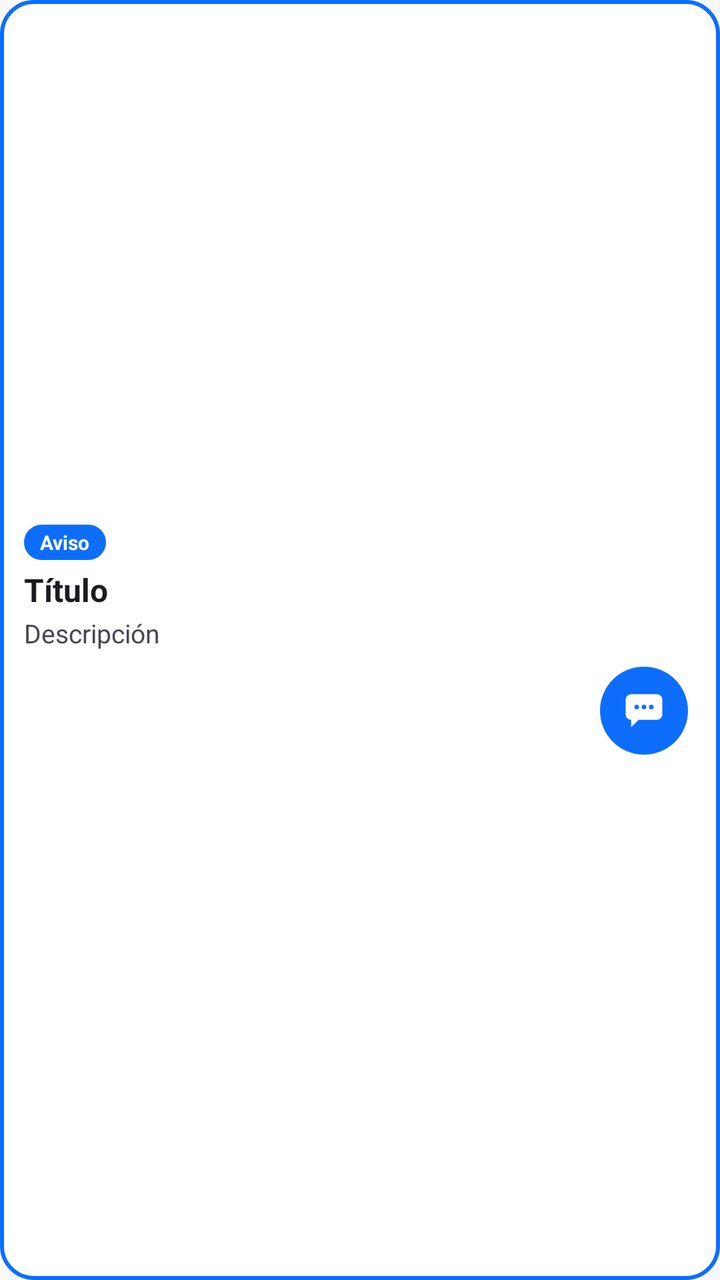
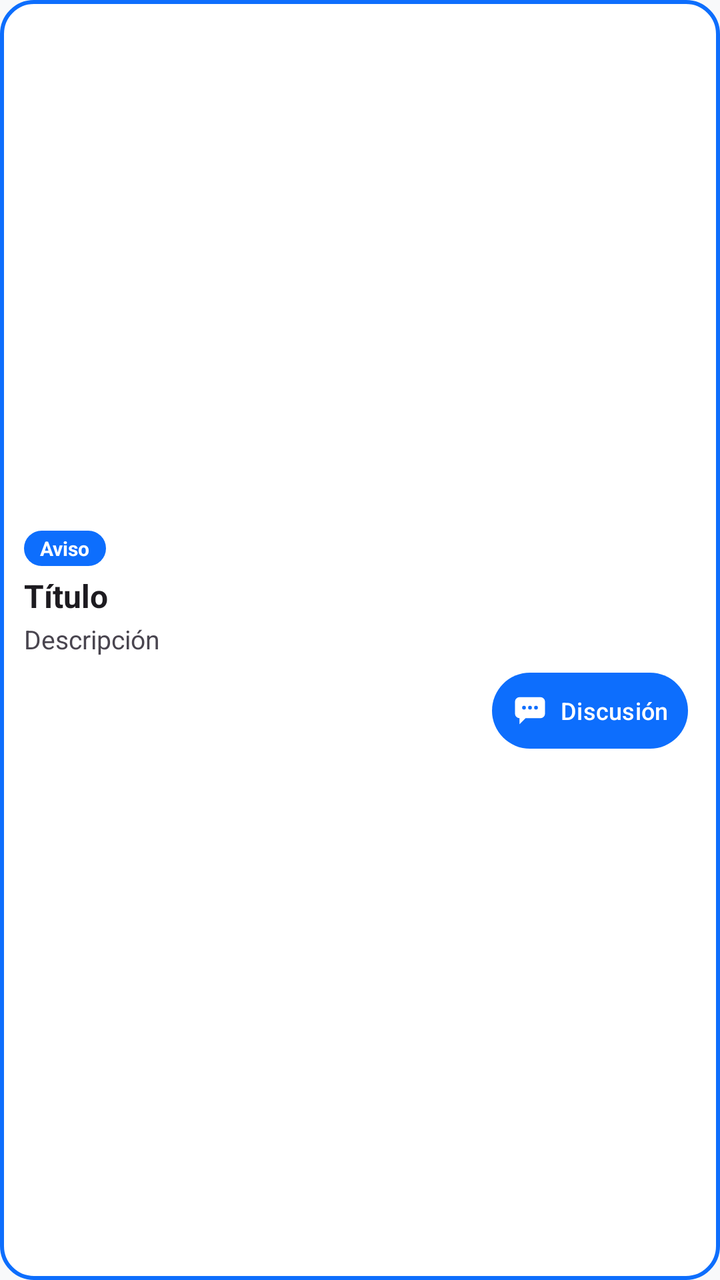

Two renders of the same Android screen: before a commit and after it. Below are the layout's source before the change and the commit's diff.
<!-- AndroidManifest.xml: application theme Theme.MyApplication -->
<!-- res/layout/item_blog_entry.xml -->
<?xml version="1.0" encoding="utf-8"?>
<LinearLayout xmlns:android="http://schemas.android.com/apk/res/android"
    xmlns:app="http://schemas.android.com/apk/res-auto"
    android:layout_width="match_parent"
    android:layout_height="wrap_content"
    android:orientation="horizontal"
    android:gravity="center_vertical"
    android:padding="12dp"
    android:layout_marginBottom="10dp"
    android:layout_marginHorizontal="2dp"
    android:background="@drawable/bg_list_item">

    <ImageView
        android:id="@+id/ivDragHandle"
        android:layout_width="32dp"
        android:layout_height="32dp"
        android:src="@drawable/ic_drag_handle"
        android:visibility="gone"
        android:layout_marginEnd="8dp"/>

    <LinearLayout
        android:layout_width="0dp"
        android:layout_height="wrap_content"
        android:layout_weight="1"
        android:orientation="vertical">

        <TextView
            android:id="@+id/tvCategory"
            android:layout_width="wrap_content"
            android:layout_height="wrap_content"
            android:background="@drawable/bg_badge_primary"
            android:paddingHorizontal="8dp"
            android:paddingVertical="2dp"
            android:text="Aviso"
            android:textColor="@color/white"
            android:textSize="10sp"
            android:textStyle="bold" />

        <TextView
            android:id="@+id/tvTitle"
            android:layout_width="wrap_content"
            android:layout_height="wrap_content"
            android:layout_marginTop="4dp"
            android:text="Título"
            android:textColor="?android:attr/textColorPrimary"
            android:textSize="16sp"
            android:textStyle="bold" />

        <TextView
            android:id="@+id/tvContent"
            android:layout_width="match_parent"
            android:layout_height="wrap_content"
            android:layout_marginTop="2dp"
            android:text="Descripción"
            android:textColor="?android:attr/textColorSecondary"
            android:textSize="13sp" />

        <TextView
            android:id="@+id/btnReadMore"
            android:layout_width="wrap_content"
            android:layout_height="wrap_content"
            android:layout_marginTop="4dp"
            android:text="Ver más"
            android:textColor="?attr/colorPrimary"
            android:textSize="13sp"
            android:textStyle="bold"
            android:visibility="gone"/>

        <LinearLayout
            android:layout_width="match_parent"
            android:layout_height="wrap_content"
            android:layout_marginTop="8dp"
            android:orientation="horizontal"
            android:gravity="center_vertical">

            <View
                android:layout_width="0dp"
                android:layout_height="0dp"
                android:layout_weight="1"/>

            <LinearLayout
                android:layout_width="wrap_content"
                android:layout_height="wrap_content"
                android:orientation="horizontal"
                android:gravity="center_vertical">

                <com.google.android.material.button.MaterialButton
                    android:id="@+id/btnDiscussion"
                    style="@style/Widget.Material3.Button.TonalButton"
                    android:layout_width="44dp"
                    android:layout_height="44dp"
                    android:minWidth="0dp"
                    android:minHeight="0dp"
                    android:padding="0dp"
                    android:insetTop="0dp"
                    android:insetBottom="0dp"
                    android:insetLeft="0dp"
                    android:insetRight="0dp"
                    app:cornerRadius="22dp"
                    app:icon="@drawable/ic_chat"
                    app:iconGravity="textStart"
                    app:iconPadding="0dp"
                    app:iconSize="22dp"
                    app:iconTint="@color/white"
                    app:backgroundTint="?attr/colorPrimary"
                    android:layout_marginStart="4dp"
                    android:layout_marginEnd="4dp"
                    android:contentDescription="Discusión"/>

                <LinearLayout
                    android:id="@+id/layoutAdminActions"
                    android:layout_width="wrap_content"
                    android:layout_height="wrap_content"
                    android:orientation="horizontal"
                    android:gravity="center_vertical"
                    android:visibility="gone">

                    <com.google.android.material.button.MaterialButton
                        android:id="@+id/btnEdit"
                        style="@style/Widget.Material3.Button.TonalButton"
                        android:layout_width="44dp"
                        android:layout_height="44dp"
                        android:minWidth="0dp"
                        android:minHeight="0dp"
                        android:padding="0dp"
                        android:insetTop="0dp"
                        android:insetBottom="0dp"
                        android:insetLeft="0dp"
                        android:insetRight="0dp"
                        app:cornerRadius="22dp"
                        app:icon="@drawable/ic_edit"
                        app:iconGravity="textStart"
                        app:iconPadding="0dp"
                        app:iconSize="22dp"
                        app:iconTint="@color/white"
                        app:backgroundTint="@color/bs_success"
                        android:layout_marginStart="4dp"
                        android:layout_marginEnd="4dp"
                        android:contentDescription="Editar entrada"/>

                    <com.google.android.material.button.MaterialButton
                        android:id="@+id/btnDelete"
                        style="@style/Widget.Material3.Button.TonalButton"
                        android:layout_width="44dp"
                        android:layout_height="44dp"
                        android:minWidth="0dp"
                        android:minHeight="0dp"
                        android:padding="0dp"
                        android:insetTop="0dp"
                        android:insetBottom="0dp"
                        android:insetLeft="0dp"
                        android:insetRight="0dp"
                        app:cornerRadius="22dp"
                        app:icon="@drawable/ic_delete"
                        app:iconGravity="textStart"
                        app:iconPadding="0dp"
                        app:iconSize="22dp"
                        app:iconTint="@color/white"
                        app:backgroundTint="@color/bs_danger"
                        android:layout_marginStart="4dp"
                        android:layout_marginEnd="4dp"
                        android:contentDescription="Eliminar entrada"/>
                </LinearLayout>
            </LinearLayout>
        </LinearLayout>

    </LinearLayout>
</LinearLayout>
<!-- resources referenced by this layout -->
<resources>
  <color name="bs_danger">#dc3545</color>
  <color name="bs_success">#198754</color>
  <color name="white">#FFFFFFFF</color>
  <!-- drawable bg_badge_primary (drawable) -->
  <?xml version="1.0" encoding="utf-8"?>
  <shape xmlns:android="http://schemas.android.com/apk/res/android">
      <solid android:color="?attr/colorPrimary" />
      <corners android:radius="10dp" />
  </shape>
  <!-- drawable bg_list_item (drawable) -->
  <?xml version="1.0" encoding="utf-8"?>
  <shape xmlns:android="http://schemas.android.com/apk/res/android">
      <solid android:color="?attr/colorSurface" />
      <stroke
          android:width="2dp"
          android:color="?attr/colorPrimary" />
      <corners android:radius="16dp" />
  </shape>
  <!-- drawable ic_delete (drawable) -->
  <vector xmlns:android="http://schemas.android.com/apk/res/android"
      android:width="24dp"
      android:height="24dp"
      android:viewportWidth="24"
      android:viewportHeight="24"
      android:tint="?attr/colorControlNormal">
  
      
      <path
          android:fillColor="@android:color/white"
          android:pathData="M9,3h6l1,1v1H8V4z" />
  
      
      <path
          android:fillColor="@android:color/white"
          android:pathData="M4,6h16v2H4z" />
  
      
      <path
          android:fillColor="@android:color/white"
          android:pathData="M6,9h12v10a2,2 0,0 1,-2 2H8a2,2 0,0 1,-2 -2z
                            M9,11v7h1.5v-7z
                            M13.5,11v7H15v-7z" />
  </vector>
  <!-- drawable ic_edit (drawable) -->
  <vector xmlns:android="http://schemas.android.com/apk/res/android"
      android:width="24dp"
      android:height="24dp"
      android:viewportWidth="24"
      android:viewportHeight="24"
      android:tint="?attr/colorControlNormal">
      <path
          android:fillColor="@android:color/white"
          android:pathData="M3,17.25V21h3.75L17.81,9.94l-3.75,-3.75L3,17.25zM5.92,19H5v-0.92l9.06,-9.06 0.92,0.92L5.92,19zM20.71,7.04c0.39,-0.39 0.39,-1.02 0,-1.41l-2.34,-2.34c-0.2,-0.2 -0.45,-0.29 -0.71,-0.29s-0.51,0.1 -0.7,0.29l-1.83,1.83 3.75,3.75 1.83,-1.83z" />
  </vector>
  <style name="Theme.MyApplication" parent="Base.Theme.MyApplication" />
  <style name="Base.Theme.MyApplication" parent="Theme.Material3.DayNight.NoActionBar">
          <item name="colorPrimary">@color/accent_blue</item>
          <item name="colorOnPrimary">@color/white</item>
          <item name="colorSecondary">@color/bs_secondary</item>
          <item name="android:statusBarColor">@color/bs_dark</item>
          <item name="android:windowBackground">@color/bs_light</item>
          <item name="colorSurface">@color/surface_light</item>
          <item name="materialCardViewStyle">@style/Widget.Bootstrap.Card</item>
          <item name="cardViewStyle">@style/Widget.Bootstrap.Card</item>
          <item name="alertDialogTheme">@style/Theme.MyApplication.Dialog</item>
      </style>
  <color name="accent_blue">#0d6efd</color>
  <color name="bs_secondary">#6c757d</color>
  <color name="bs_dark">#212529</color>
  <color name="bs_light">#f8f9fa</color>
  <color name="surface_light">#FFFFFF</color>
  <style name="Widget.Bootstrap.Card" parent="Widget.Material3.CardView.Outlined">
          <item name="cardBackgroundColor">?attr/colorSurface</item>
          <item name="cardCornerRadius">16dp</item>
          <item name="cardElevation">3dp</item>
          <item name="strokeColor">?attr/colorPrimary</item>
          <item name="strokeWidth">2dp</item>
          <item name="android:layout_margin">8dp</item>
      </style>
  <style name="Theme.MyApplication.Dialog" parent="ThemeOverlay.Material3.MaterialAlertDialog">
          <item name="shapeAppearanceOverlay">@style/ShapeAppearance.MyApplication.Dialog</item>
      </style>
  <style name="ShapeAppearance.MyApplication.Dialog" parent="ShapeAppearance.Material3.LargeComponent">
          <item name="cornerSize">20dp</item>
      </style>
  <!-- unchanged entries left out for length: 2 -->
</resources>

<!-- the commit's change to res/layout/item_blog_entry.xml (unified diff, before → after) -->
@@ -87,20 +87,22 @@
                 <com.google.android.material.button.MaterialButton
                     android:id="@+id/btnDiscussion"
                     style="@style/Widget.Material3.Button.TonalButton"
-                    android:layout_width="44dp"
-                    android:layout_height="44dp"
-                    android:minWidth="0dp"
-                    android:minHeight="0dp"
-                    android:padding="0dp"
+                    android:layout_width="wrap_content"
+                    android:layout_height="38dp"
+                    android:text="Discusión"
+                    android:textColor="@color/white"
+                    android:textSize="12sp"
+                    android:textAllCaps="false"
+                    android:paddingHorizontal="10dp"
                     android:insetTop="0dp"
                     android:insetBottom="0dp"
                     android:insetLeft="0dp"
                     android:insetRight="0dp"
-                    app:cornerRadius="22dp"
+                    app:cornerRadius="19dp"
                     app:icon="@drawable/ic_chat"
                     app:iconGravity="textStart"
-                    app:iconPadding="0dp"
-                    app:iconSize="22dp"
+                    app:iconPadding="6dp"
+                    app:iconSize="18dp"
                     app:iconTint="@color/white"
                     app:backgroundTint="?attr/colorPrimary"
                     android:layout_marginStart="4dp"
